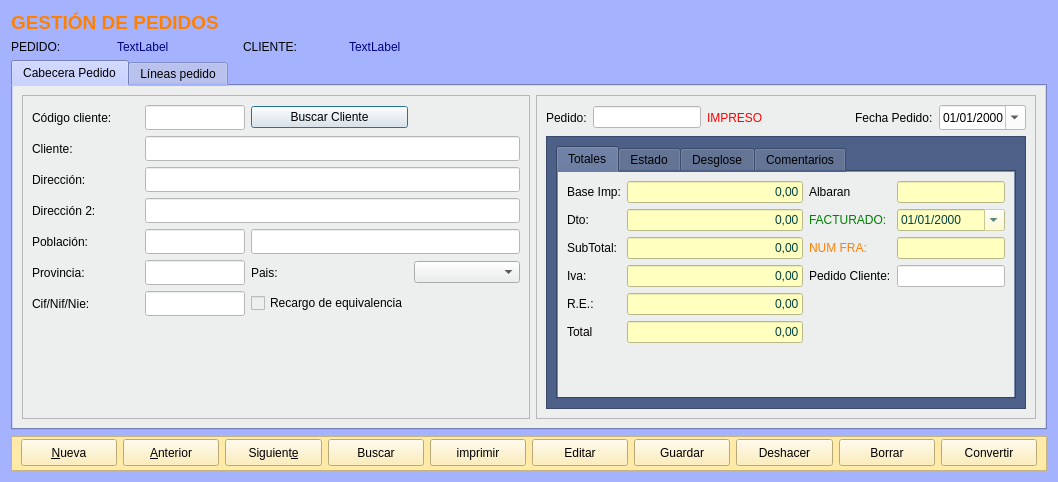
arcnexus/RedFoX, file Zona_Ventas/frmpedidos.ui: the form before one commit.
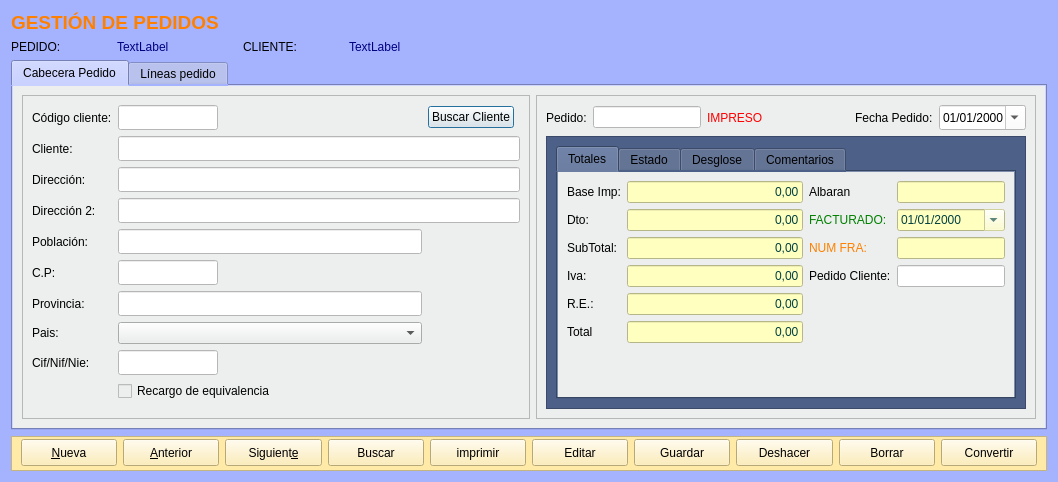
The form after the commit. Icons and pictures are not drawn.

```diff
--- a/Zona_Ventas/frmpedidos.ui
+++ b/Zona_Ventas/frmpedidos.ui
@@ -113,6 +113,80 @@
           <enum>QFrame::Raised</enum>
          </property>
          <layout class="QGridLayout" name="gridLayout">
+          <item row="5" column="0">
+           <widget class="QLabel" name="label_30">
+            <property name="text">
+             <string>C.P:</string>
+            </property>
+           </widget>
+          </item>
+          <item row="7" column="0">
+           <widget class="QLabel" name="label_14">
+            <property name="text">
+             <string>Pais:</string>
+            </property>
+           </widget>
+          </item>
+          <item row="7" column="1">
+           <widget class="QComboBox" name="combo_pais"/>
+          </item>
+          <item row="5" column="1">
+           <widget class="QLineEdit" name="txtcCp">
+            <property name="minimumSize">
+             <size>
+              <width>0</width>
+              <height>25</height>
+             </size>
+            </property>
+            <property name="maximumSize">
+             <size>
+              <width>100</width>
+              <height>16777215</height>
+             </size>
+            </property>
+            <property name="styleSheet">
+             <string notr="true">background-color: rgb(255, 255, 255);</string>
+            </property>
+           </widget>
+          </item>
+          <item row="4" column="1">
+           <widget class="QLineEdit" name="txtcPoblacion">
+            <property name="sizePolicy">
+             <sizepolicy hsizetype="Expanding" vsizetype="Fixed">
+              <horstretch>0</horstretch>
+              <verstretch>0</verstretch>
+             </sizepolicy>
+            </property>
+            <property name="minimumSize">
+             <size>
+              <width>0</width>
+              <height>25</height>
+             </size>
+            </property>
+            <property name="styleSheet">
+             <string notr="true">background-color: rgb(255, 255, 255);</string>
+            </property>
+           </widget>
+          </item>
+          <item row="6" column="1">
+           <widget class="QLineEdit" name="txtcProvincia">
+            <property name="minimumSize">
+             <size>
+              <width>0</width>
+              <height>25</height>
+             </size>
+            </property>
+            <property name="maximumSize">
+             <size>
+              <width>16777215</width>
+              <height>16777215</height>
+             </size>
+            </property>
+            <property name="styleSheet">
+             <string notr="true">background-color: rgb(255, 255, 255);</string>
+            </property>
+           </widget>
+          </item>
           <item row="3" column="0">
            <widget class="QLabel" name="label_6">
             <property name="text">
@@ -151,57 +225,6 @@
             </property>
            </widget>
           </item>
-          <item row="5" column="1">
-           <widget class="QLineEdit" name="txtcProvincia">
-            <property name="minimumSize">
-             <size>
-              <width>0</width>
-              <height>25</height>
-             </size>
-            </property>
-            <property name="maximumSize">
-             <size>
-              <width>100</width>
-              <height>16777215</height>
-             </size>
-            </property>
-            <property name="styleSheet">
-             <string notr="true">background-color: rgb(255, 255, 255);</string>
-            </property>
-           </widget>
-          </item>
-          <item row="1" column="1" colspan="3">
-           <widget class="QLineEdit" name="txtcCliente">
-            <property name="minimumSize">
-             <size>
-              <width>0</width>
-              <height>25</height>
-             </size>
-            </property>
-            <property name="styleSheet">
-             <string notr="true">background-color: rgb(255, 255, 255);</string>
-            </property>
-           </widget>
-          </item>
-          <item row="6" column="1">
-           <widget class="QLineEdit" name="txtcCif">
-            <property name="minimumSize">
-             <size>
-              <width>0</width>
-              <height>25</height>
-             </size>
-            </property>
-            <property name="maximumSize">
-             <size>
-              <width>100</width>
-              <height>16777215</height>
-             </size>
-            </property>
-            <property name="styleSheet">
-             <string notr="true">background-color: rgb(255, 255, 255);</string>
-            </property>
-           </widget>
-          </item>
           <item row="2" column="0">
            <widget class="QLabel" name="label_5">
             <property name="text">
@@ -209,20 +232,33 @@
             </property>
            </widget>
           </item>
-          <item row="4" column="2" colspan="2">
-           <widget class="QLineEdit" name="txtcPoblacion">
-            <property name="sizePolicy">
-             <sizepolicy hsizetype="Expanding" vsizetype="Fixed">
-              <horstretch>0</horstretch>
-              <verstretch>0</verstretch>
-             </sizepolicy>
+          <item row="1" column="1" colspan="3">
+           <widget class="QLineEdit" name="txtcCliente">
+            <property name="minimumSize">
+             <size>
+              <width>0</width>
+              <height>25</height>
+             </size>
             </property>
+            <property name="styleSheet">
+             <string notr="true">background-color: rgb(255, 255, 255);</string>
+            </property>
+           </widget>
+          </item>
+          <item row="8" column="1">
+           <widget class="QLineEdit" name="txtcCif">
             <property name="minimumSize">
              <size>
               <width>0</width>
               <height>25</height>
              </size>
             </property>
+            <property name="maximumSize">
+             <size>
+              <width>100</width>
+              <height>16777215</height>
+             </size>
+            </property>
             <property name="styleSheet">
              <string notr="true">background-color: rgb(255, 255, 255);</string>
             </property>
@@ -254,25 +290,6 @@
             </property>
            </widget>
           </item>
-          <item row="4" column="1">
-           <widget class="QLineEdit" name="txtcCp">
-            <property name="minimumSize">
-             <size>
-              <width>100</width>
-              <height>25</height>
-             </size>
-            </property>
-            <property name="maximumSize">
-             <size>
-              <width>70</width>
-              <height>16777215</height>
-             </size>
-            </property>
-            <property name="styleSheet">
-             <string notr="true">background-color: rgb(255, 255, 255);</string>
-            </property>
-           </widget>
-          </item>
           <item row="1" column="0">
            <widget class="QLabel" name="label_4">
             <property name="text">
@@ -280,7 +297,7 @@
             </property>
            </widget>
           </item>
-          <item row="5" column="0">
+          <item row="6" column="0">
            <widget class="QLabel" name="label_13">
             <property name="text">
              <string>Provincia:</string>
@@ -300,28 +317,14 @@
             </property>
            </widget>
           </item>
-          <item row="6" column="0">
+          <item row="8" column="0">
            <widget class="QLabel" name="label_15">
             <property name="text">
              <string>Cif/Nif/Nie:</string>
             </property>
            </widget>
           </item>
-          <item row="5" column="2">
-           <widget class="QLabel" name="label_14">
-            <property name="text">
-             <string>Pais:</string>
-            </property>
-           </widget>
-          </item>
-          <item row="6" column="2">
-           <widget class="QCheckBox" name="chklRecargoEq">
-            <property name="text">
-             <string>Recargo de equivalencia</string>
-            </property>
-           </widget>
-          </item>
-          <item row="7" column="1">
+          <item row="10" column="1">
            <spacer name="verticalSpacer_2">
             <property name="orientation">
              <enum>Qt::Vertical</enum>
@@ -334,8 +337,12 @@
             </property>
            </spacer>
           </item>
-          <item row="5" column="3">
-           <widget class="QComboBox" name="combo_pais"/>
+          <item row="9" column="1">
+           <widget class="QCheckBox" name="chklRecargoEq">
+            <property name="text">
+             <string>Recargo de equivalencia</string>
+            </property>
+           </widget>
           </item>
          </layout>
         </widget>
```
Left out of the diff: 14 changed lines with no effect on the pictures.
